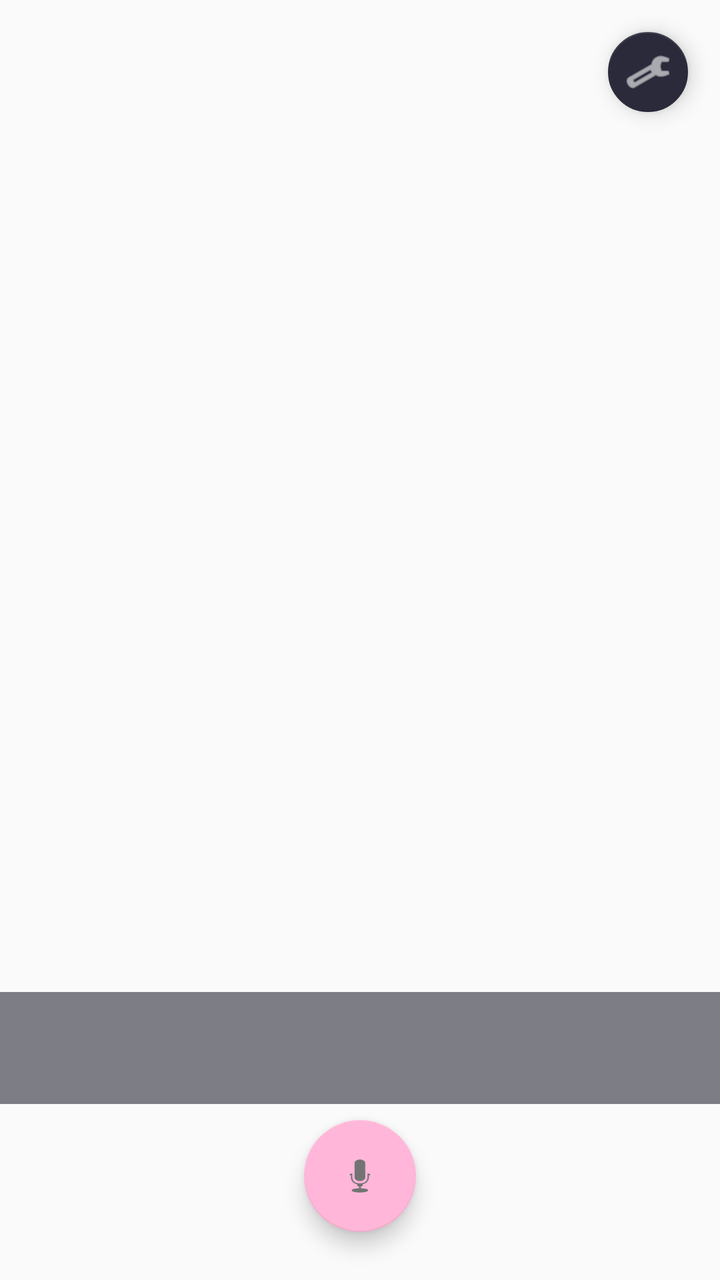
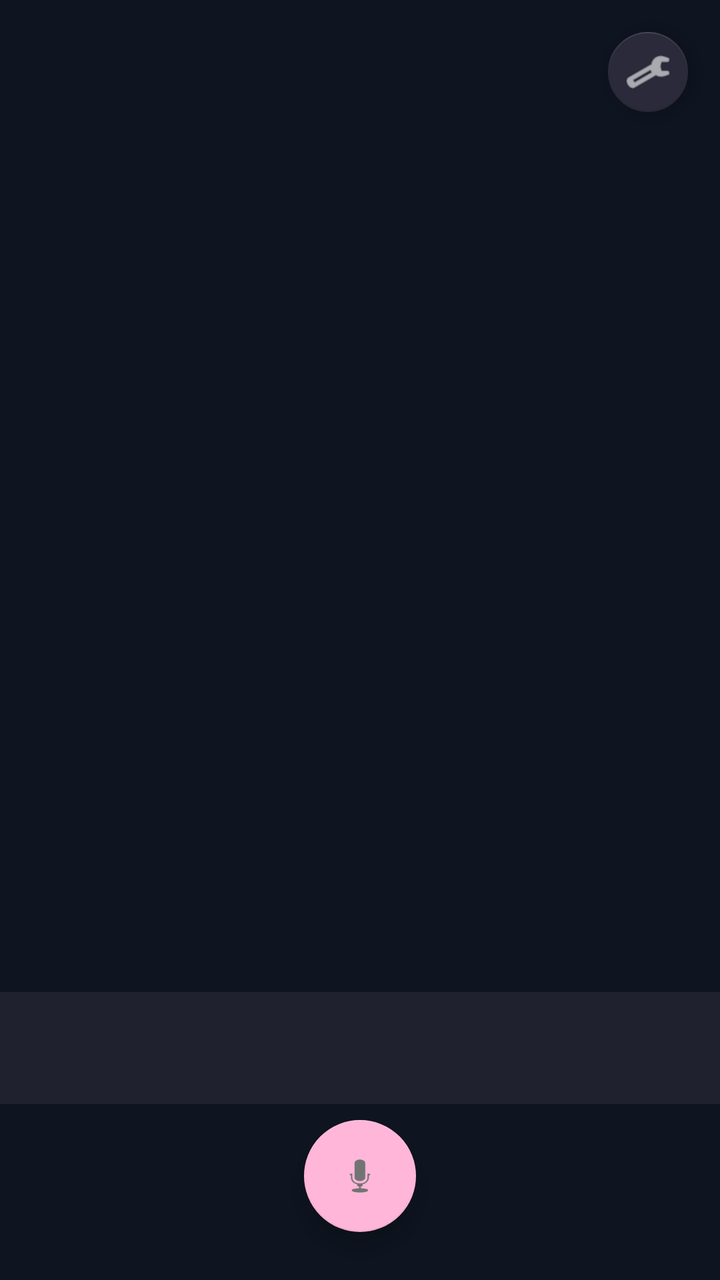

The first picture is an Android layout as it rendered before a commit; the second is the same layout after the commit. The layout source and the unified diff follow.
<!-- AndroidManifest.xml: application theme AppTheme -->
<!-- res/layout/activity_main.xml -->
<?xml version="1.0" encoding="utf-8"?>
<FrameLayout xmlns:android="http://schemas.android.com/apk/res/android"
    xmlns:app="http://schemas.android.com/apk/res-auto"
    android:layout_width="match_parent"
    android:layout_height="match_parent">

    
    <FrameLayout
        android:id="@+id/glContainer"
        android:layout_width="match_parent"
        android:layout_height="match_parent" />

    <com.google.android.material.floatingactionbutton.FloatingActionButton
        android:id="@+id/btnSettings"
        android:layout_width="wrap_content"
        android:layout_height="wrap_content"
        android:layout_gravity="top|end"
        android:layout_margin="16dp"
        app:fabSize="mini"
        android:contentDescription="Pengaturan API key"
        android:src="@android:drawable/ic_menu_manage"
        app:backgroundTint="#2A2A3A"
        app:tint="#FFFFFF" />

    <TextView
        android:id="@+id/txtSubtitle"
        android:layout_width="match_parent"
        android:layout_height="wrap_content"
        android:layout_gravity="bottom"
        android:layout_marginBottom="88dp"
        android:minHeight="56dp"
        android:padding="12dp"
        android:gravity="center"
        android:textColor="#FFFFFF"
        android:textSize="15sp"
        android:background="#992A2A3A"
        android:text="" />

    <com.google.android.material.floatingactionbutton.FloatingActionButton
        android:id="@+id/btnMic"
        android:layout_width="wrap_content"
        android:layout_height="wrap_content"
        android:layout_gravity="bottom|center_horizontal"
        android:layout_marginBottom="24dp"
        android:contentDescription="Tekan untuk bicara"
        android:src="@android:drawable/ic_btn_speak_now"
        app:backgroundTint="#FFB6D9" />

</FrameLayout>
<!-- resources referenced by this layout -->
<resources>
  <style name="AppTheme" parent="Theme.AppCompat.Light.NoActionBar">
          <item name="android:windowFullscreen">true</item>
      </style>
</resources>

<!-- the commit's change to res/layout/activity_main.xml (unified diff, before → after) -->
@@ -2,7 +2,8 @@
 <FrameLayout xmlns:android="http://schemas.android.com/apk/res/android"
     xmlns:app="http://schemas.android.com/apk/res-auto"
     android:layout_width="match_parent"
-    android:layout_height="match_parent">
+    android:layout_height="match_parent"
+    android:background="#0E1420">
 
     
     <FrameLayout
